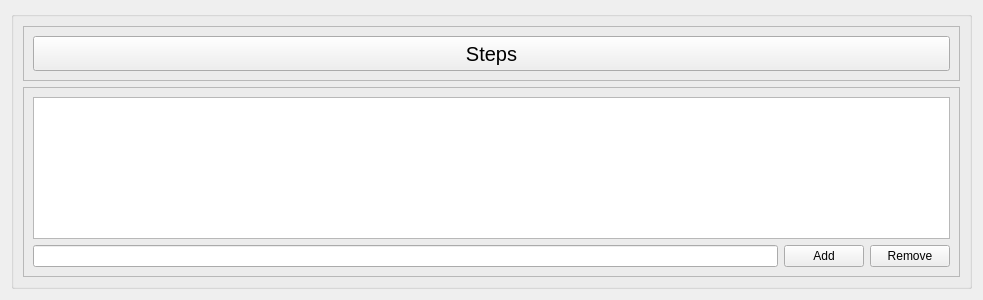
andremmvgabriel/MyCookingBook, file widgets/designs/StepsDataWidget.ui: the form before one commit.
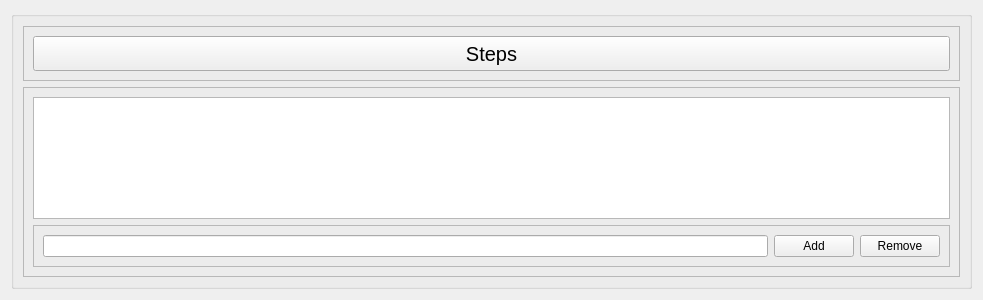
The form after the commit.

```diff
--- a/widgets/designs/StepsDataWidget.ui
+++ b/widgets/designs/StepsDataWidget.ui
@@ -69,7 +69,14 @@
           <widget class="QListWidget" name="listSteps"/>
          </item>
          <item>
-          <layout class="QHBoxLayout" name="horizontalLayout">
+          <widget class="QFrame" name="frameEdit">
+           <property name="frameShape">
+            <enum>QFrame::StyledPanel</enum>
+           </property>
+           <property name="frameShadow">
+            <enum>QFrame::Raised</enum>
+           </property>
+           <layout class="QHBoxLayout" name="horizontalLayout_2">
            <item>
             <widget class="QLineEdit" name="entryStep"/>
            </item>
@@ -88,6 +95,7 @@
             </widget>
            </item>
           </layout>
+          </widget>
          </item>
         </layout>
        </widget>
```
Lines whose indentation alone changed are shown as unchanged.
